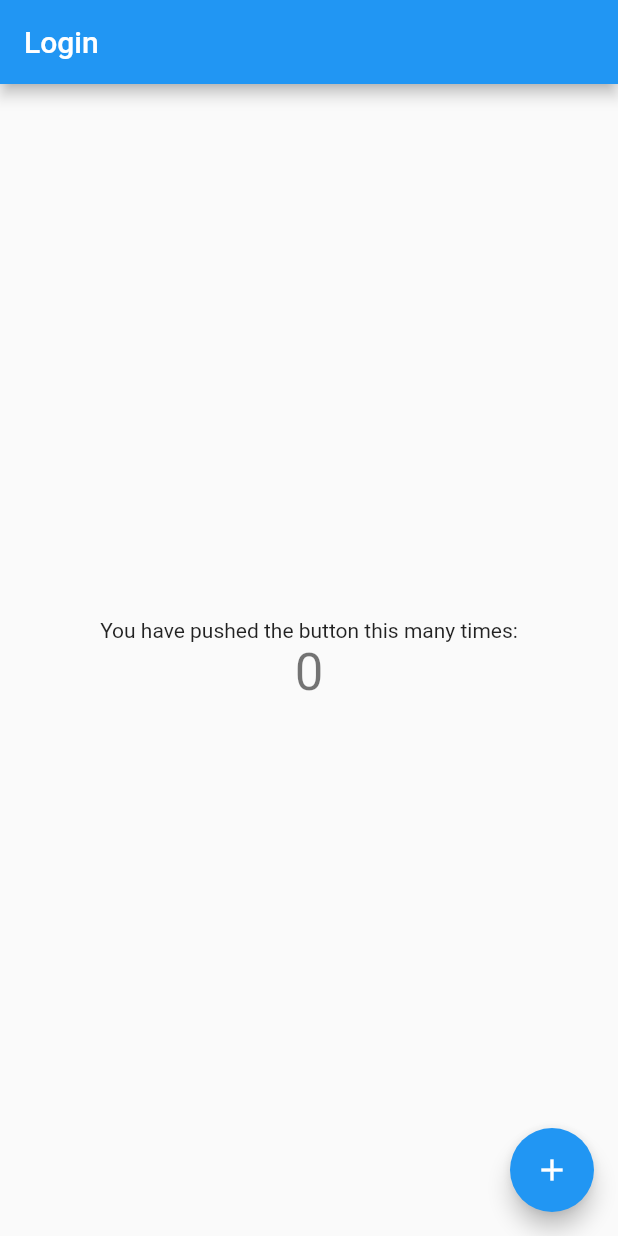
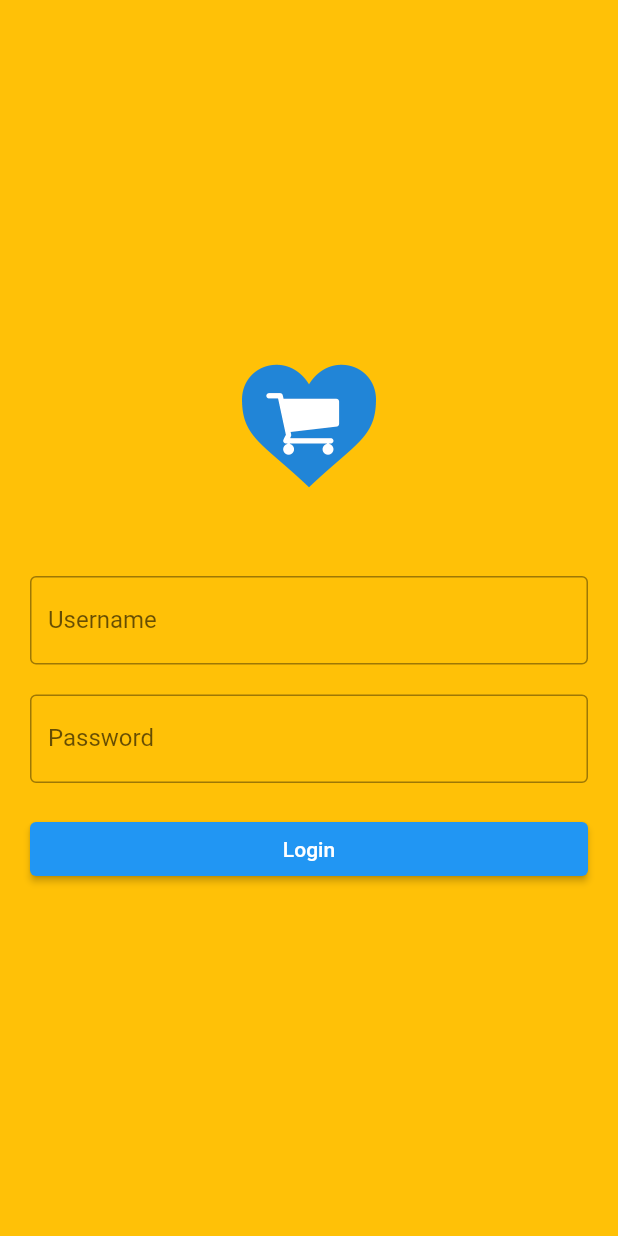
Before and after one commit to carlosrzisc/wish_app, a Flutter app: the screen it shows after launch, on a phone screen of 412 x 824 dp. Run offline on Flutter 3.47's test engine with Material 2 defaults, Android fonts, the phone set to English and light mode, and no system bars; our stand-ins replace bloc, freezed_annotation.

Commit message:
Login screen

```diff
--- a/lib/ui/login/login_screen.dart
+++ b/lib/ui/login/login_screen.dart
@@ -6,39 +6,56 @@ class LoginScreen extends StatefulWidget {
 }
 
 class _LoginScreenState extends State<LoginScreen> {
-  int _counter = 0;
-
-  void _incrementCounter() {
-    setState(() {
-      _counter++;
-    });
-  }
-
   @override
   Widget build(BuildContext context) {
-    return Scaffold(
-      appBar: AppBar(
-        title: Text("Login"),
-      ),
-      body: Center(
+    return Material(
+      color: Colors.amber,
+      child: SafeArea(
+          child: Center(
+        child: Container(
+          padding: const EdgeInsets.all(20),
           child: Column(
             mainAxisAlignment: MainAxisAlignment.center,
-          children: <Widget>[
-            Text(
-              'You have pushed the button this many times:',
-            ),
-            Text(
-              '$_counter',
-              style: Theme.of(context).textTheme.headline4,
-            ),
+            children: [
+              _logo(),
+              SizedBox(height: 50),
+              _userField(),
+              SizedBox(height: 20),
+              _passwordField(),
+              SizedBox(height: 20),
+              _loginButton(),
             ],
           ),
         ),
-      floatingActionButton: FloatingActionButton(
-        onPressed: _incrementCounter,
-        tooltip: 'Increment',
-        child: Icon(Icons.add),
-      ),
+      )),
     );
   }
+
+  Widget _logo() => Image(
+        image: AssetImage('assets/images/logo.png'),
+        height: 100,
+      );
+
+  Widget _userField() => TextField(
+        decoration: InputDecoration(
+            border: OutlineInputBorder(), labelText: 'Username'),
+      );
+
+  Widget _passwordField() => TextField(
+        decoration: InputDecoration(
+            border: OutlineInputBorder(), labelText: 'Password'),
+      );
+
+  Widget _loginButton() => Row(
+        children: [
+          Expanded(
+            child: ElevatedButton(
+              onPressed: () {
+                //forgot password screen
+              },
+              child: Text('Login'),
+            ),
+          ),
+        ],
+      );
 }
--- a/pubspec.yaml
+++ b/pubspec.yaml
@@ -33,3 +33,6 @@ flutter_icons:
 flutter:
 
   uses-material-design: true
+
+  assets:
+    - assets/images/
```
Lines whose indentation alone changed are shown as unchanged.
